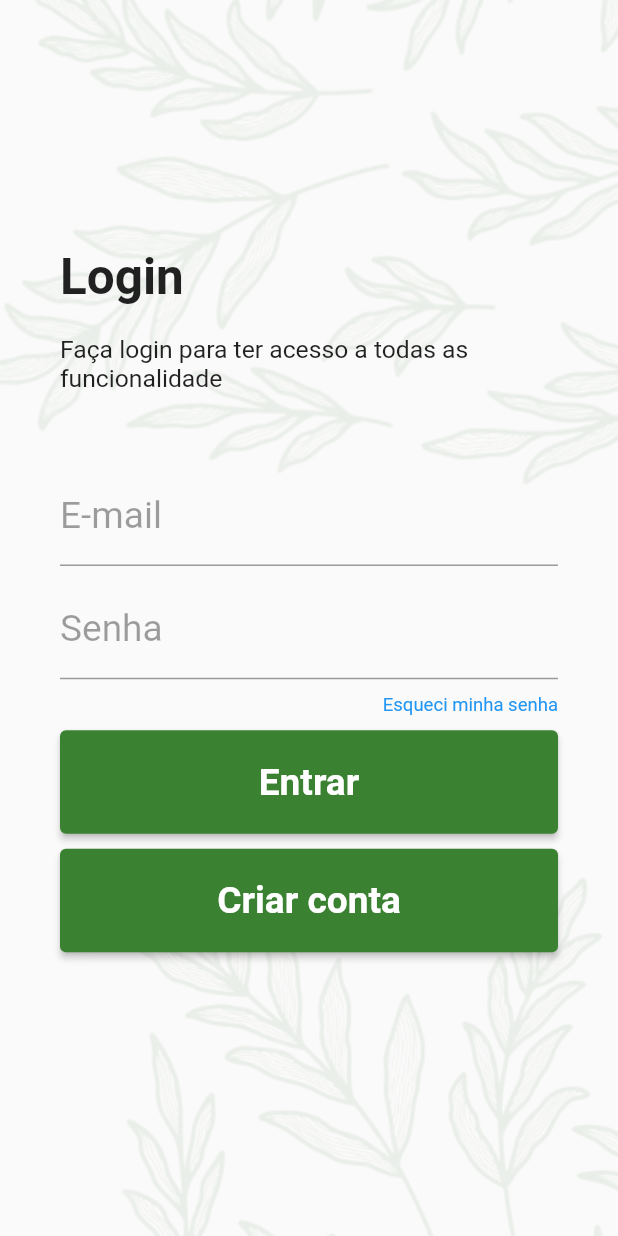
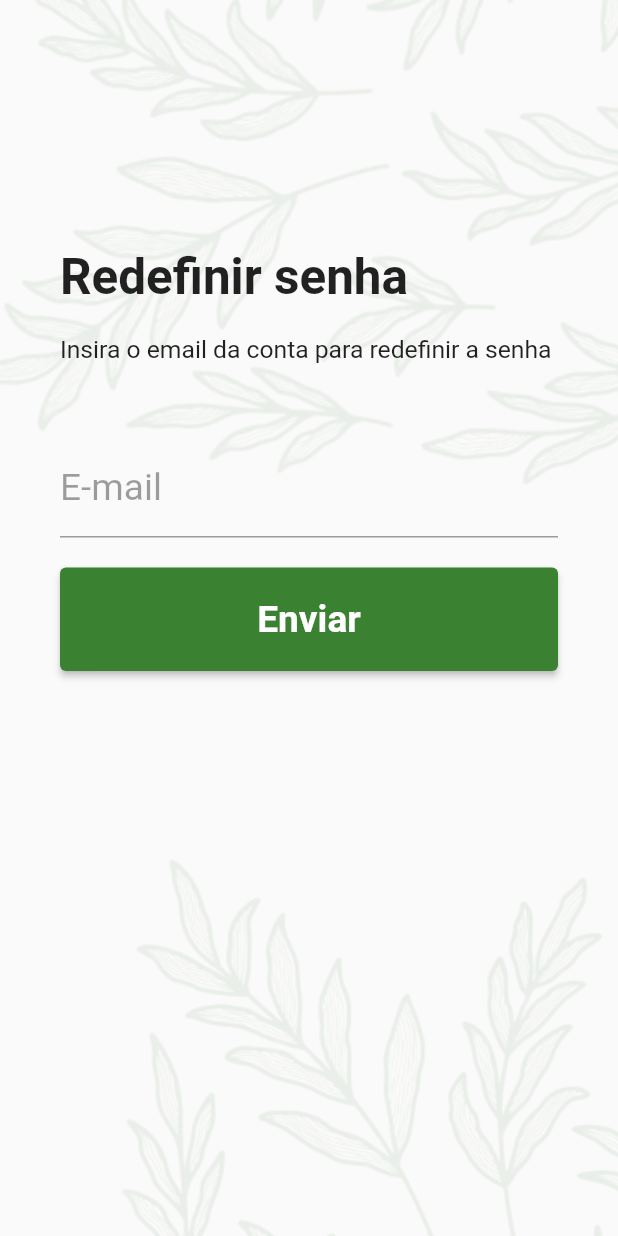
Before and after one commit to Thamiris-Higashiharaguti/reconhecimento-fitopatologias-app, a Flutter app: the screen it shows after launch, after a tap on "Esqueci minha senha", on a phone screen of 412 x 824 dp. Run offline on Flutter 3.47's test engine with Material 2 defaults, Android fonts, the phone set to English and light mode, and no system bars; our stand-ins replace cached_network_image, cloud_firestore, dio, firebase_auth, firebase_core, firebase_storage and 6 more; missing offline and left inert: camera_camera, page_view_indicator_ns, scroll_app_bar; accounts and stored records are empty.

Commit message:
Inserção do forgotPassword e updateProfile

```diff
--- a/lib/main.dart
+++ b/lib/main.dart
@@ -1,5 +1,6 @@
 import 'package:firebase_auth/firebase_auth.dart';
 import 'package:firebase_core/firebase_core.dart';
+import 'package:fitopatologia_app/view/forgotPassword.view.dart';
 import 'package:fitopatologia_app/view/home.view.dart';
 import 'package:fitopatologia_app/view/profile.view.dart';
 import 'package:fitopatologia_app/view/register.view.dart';
@@ -13,8 +14,7 @@ import 'view/home.view.dart';
 void main() async {
   WidgetsFlutterBinding.ensureInitialized();
   await Firebase.initializeApp(
-      /*
-    options:  FirebaseOptions(
+      options: FirebaseOptions(
           apiKey: "AIzaSyAOHJEGbCezzhYH9JpzgiyosrB3YBPmPjE",
           authDomain: "diagplant.firebaseapp.com",
           databaseURL: "https://diagplant-default-rtdb.firebaseio.com",
@@ -22,9 +22,7 @@ void main() async {
           storageBucket: "diagplant.appspot.com",
           messagingSenderId: "461092039571",
           appId: "1:461092039571:web:ff37b2e6031c897d06d666",
-      measurementId: "G-6JXD95B72F"
-    )*/
-      );
+          measurementId: "G-6JXD95B72F"));
   runApp(ProviderScope(child: FitoApp()));
 }
 
@@ -40,6 +38,7 @@ class FitoApp extends StatelessWidget {
         '/cadastro': (context) => RegisterView(),
         '/home': (context) => HomePage(),
         '/profile': (context) => ProfileEditView(),
+        '/forgotPassword': (context) => ForgotPasswordView(),
       },
     );
   }
--- /dev/null
+++ b/lib/view/forgotPassword.view.dart
@@ -0,0 +1,103 @@
+import 'package:cloud_firestore/cloud_firestore.dart';
+import 'package:firebase_auth/firebase_auth.dart';
+import 'package:fitopatologia_app/view/components/background.dart';
+import 'package:flutter/material.dart';
+import 'package:form_field_validator/form_field_validator.dart';
+
+import 'components/alertDialog.dart';
+
+class ForgotPasswordView extends StatefulWidget {
+  @override
+  State<ForgotPasswordView> createState() => _ForgotPasswordViewState();
+}
+
+class _ForgotPasswordViewState extends State<ForgotPasswordView> {
+  GlobalKey<FormState> formkey = GlobalKey<FormState>();
+
+  TextEditingController emailController = TextEditingController();
+
+  String errorMsg = '';
+
+  void enviaEmail(BuildContext context) {
+    final FirebaseAuth auth = FirebaseAuth.instance;
+    auth.sendPasswordResetEmail(email: emailController.text);
+  }
+
+  void buscaEmail(BuildContext context) async {
+    FirebaseFirestore firestore = FirebaseFirestore.instance;
+    var usuario = await firestore
+        .collection('usuarios')
+        .where('email', isEqualTo: emailController.text)
+        .get();
+
+    if (usuario.docs.isNotEmpty) {
+      enviaEmail(context);
+    }
+  }
+
+  @override
+  Widget build(BuildContext context) {
+    Size size = MediaQuery.of(context).size;
+    return Scaffold(
+        resizeToAvoidBottomInset: false,
+        body: Background(
+          child: ListView(
+            children: <Widget>[
+              Container(
+                padding: EdgeInsets.fromLTRB(40, size.height * 0.2, 40, 0),
+                child: Form(
+                  key: formkey,
+                  child: ListView(shrinkWrap: true, children: [
+                    Padding(
+                      padding: const EdgeInsets.only(bottom: 10),
+                      child: Text("Redefinir senha",
+                          style: TextStyle(
+                              fontSize: size.height * 0.04,
+                              fontWeight: FontWeight.bold)),
+                    ),
+                    Padding(
+                      padding: const EdgeInsets.fromLTRB(0, 10, 0, 50),
+                      child: Text(
+                          "Insira o email da conta para redefinir a senha",
+                          style: TextStyle(fontSize: size.height * 0.02)),
+                    ),
+                    Padding(
+                      padding: const EdgeInsets.only(bottom: 10),
+                      child: TextFormField(
+                          controller: emailController,
+                          keyboardType: TextInputType.emailAddress,
+                          decoration: InputDecoration(
+                              labelText: "E-mail",
+                              labelStyle: TextStyle(
+                                color: Colors.black38,
+                                fontSize: size.height * 0.03,
+                              )),
+                          validator: MultiValidator([
+                            RequiredValidator(errorText: "Campo obrigatório"),
+                            EmailValidator(errorText: "Email inválido"),
+                          ])),
+                    ),
+                    Padding(
+                      padding: const EdgeInsets.only(top: 10),
+                      child: ElevatedButton(
+                        child: Text("Enviar"),
+                        style: ElevatedButton.styleFrom(
+                            primary: Color(0xFF3b8132),
+                            padding: EdgeInsets.symmetric(
+                                horizontal: size.width * 0.1, vertical: 20),
+                            textStyle: TextStyle(
+                                fontSize: size.height * 0.03,
+                                fontWeight: FontWeight.bold)),
+                        onPressed: () => {
+                          buscaEmail(context)
+                        },
+                      ),
+                    ),
+                  ]),
+                ),
+              ),
+            ],
+          ),
+        ));
+  }
+}
--- a/lib/view/login.view.dart
+++ b/lib/view/login.view.dart
@@ -118,7 +118,9 @@ class _LoginViewState extends State<LoginView> {
                             style: TextStyle(
                                 color: Colors.blue,
                                 fontSize: size.height * 0.015)),
-                        onTap: () {},
+                        onTap: () {
+                          Navigator.pushNamed(context, '/forgotPassword');
+                        },
                       )
                     ]),
                     Padding(
```
Also changed, not shown: lib/view/profile.view.dart (+31 -15 lines). Lines whose indentation alone changed are shown as unchanged.
